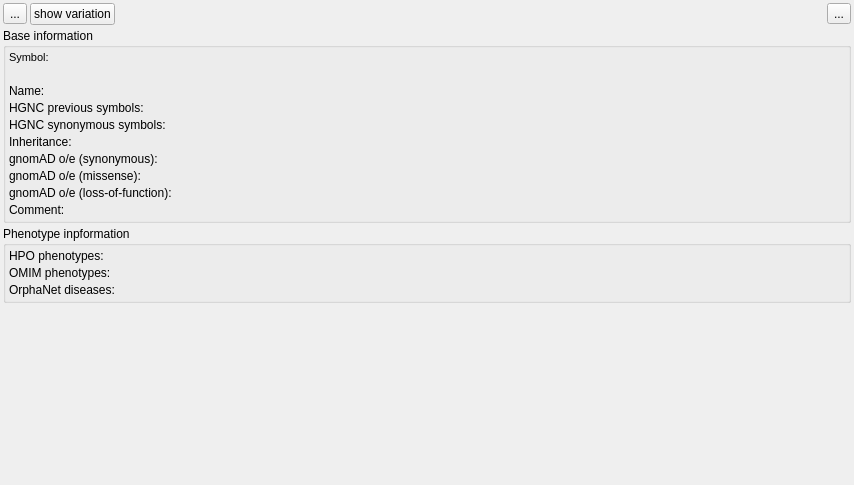
First picture: the form in src/GSvar/GeneWidget.ui, repository imgag/ngs-bits, before the edit.
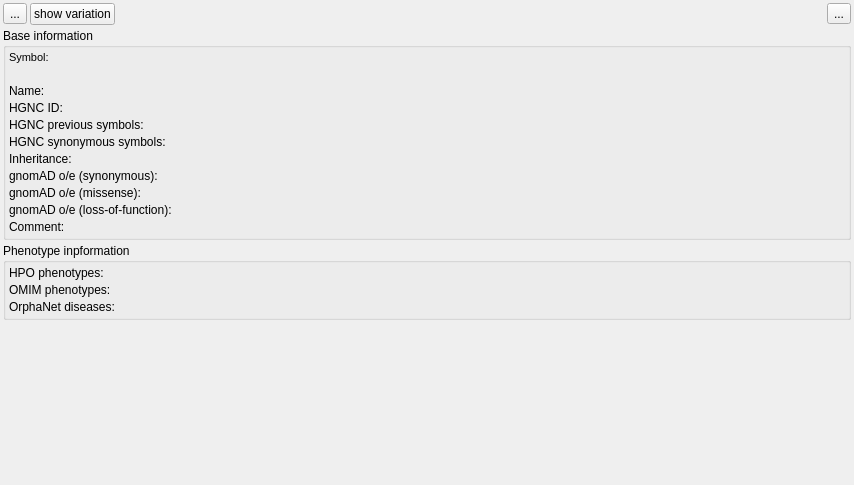
Second picture: the form after the edit. Icons and pictures are not drawn.

Commit message: GSvar: gene tab now contains HGNC identifier (as a link to the HGNC page).

```diff
--- a/src/GSvar/GeneWidget.ui
+++ b/src/GSvar/GeneWidget.ui
@@ -205,7 +205,7 @@
         </property>
        </widget>
       </item>
-      <item row="3" column="0">
+      <item row="4" column="0">
        <widget class="QLabel" name="label_3">
         <property name="text">
          <string>HGNC previous symbols:</string>
@@ -215,35 +215,6 @@
         </property>
        </widget>
       </item>
-      <item row="3" column="1">
-       <widget class="QLabel" name="previous_">
-        <property name="sizePolicy">
-         <sizepolicy hsizetype="Expanding" vsizetype="Preferred">
-          <horstretch>0</horstretch>
-          <verstretch>0</verstretch>
-         </sizepolicy>
-        </property>
-        <property name="text">
-         <string/>
-        </property>
-        <property name="wordWrap">
-         <bool>true</bool>
-        </property>
-        <property name="textInteractionFlags">
-         <set>Qt::LinksAccessibleByMouse|Qt::TextSelectableByMouse</set>
-        </property>
-       </widget>
-      </item>
-      <item row="4" column="0">
-       <widget class="QLabel" name="label_6">
-        <property name="text">
-         <string>HGNC synonymous symbols:</string>
-        </property>
-        <property name="alignment">
-         <set>Qt::AlignLeading|Qt::AlignLeft|Qt::AlignTop</set>
-        </property>
-       </widget>
-      </item>
       <item row="4" column="1">
        <widget class="QLabel" name="synonymous_">
         <property name="sizePolicy">
@@ -264,9 +235,9 @@
        </widget>
       </item>
       <item row="5" column="0">
-       <widget class="QLabel" name="label_4">
+       <widget class="QLabel" name="label_6">
         <property name="text">
-         <string>Inheritance:</string>
+         <string>HGNC synonymous symbols:</string>
         </property>
         <property name="alignment">
          <set>Qt::AlignLeading|Qt::AlignLeft|Qt::AlignTop</set>
@@ -290,6 +261,32 @@
        </widget>
       </item>
       <item row="6" column="0">
+       <widget class="QLabel" name="label_4">
+        <property name="text">
+         <string>Inheritance:</string>
+        </property>
+        <property name="alignment">
+         <set>Qt::AlignLeading|Qt::AlignLeft|Qt::AlignTop</set>
+        </property>
+       </widget>
+      </item>
+      <item row="6" column="1">
+       <widget class="QLabel" name="inheritance">
+        <property name="sizePolicy">
+         <sizepolicy hsizetype="Expanding" vsizetype="Preferred">
+          <horstretch>0</horstretch>
+          <verstretch>0</verstretch>
+         </sizepolicy>
+        </property>
+        <property name="text">
+         <string/>
+        </property>
+        <property name="textInteractionFlags">
+         <set>Qt::LinksAccessibleByMouse|Qt::TextSelectableByMouse</set>
+        </property>
+       </widget>
+      </item>
+      <item row="7" column="0">
        <widget class="QLabel" name="label_7">
         <property name="text">
          <string>gnomAD o/e (synonymous):</string>
@@ -299,7 +296,7 @@
         </property>
        </widget>
       </item>
-      <item row="6" column="1">
+      <item row="7" column="1">
        <widget class="QLabel" name="oe_syn">
         <property name="sizePolicy">
          <sizepolicy hsizetype="Expanding" vsizetype="Preferred">
@@ -315,7 +312,7 @@
         </property>
        </widget>
       </item>
-      <item row="7" column="0">
+      <item row="8" column="0">
        <widget class="QLabel" name="label_9">
         <property name="text">
          <string>gnomAD o/e (missense):</string>
@@ -325,7 +322,7 @@
         </property>
        </widget>
       </item>
-      <item row="7" column="1">
+      <item row="8" column="1">
        <widget class="QLabel" name="oe_mis">
         <property name="sizePolicy">
          <sizepolicy hsizetype="Expanding" vsizetype="Preferred">
@@ -341,7 +338,7 @@
         </property>
        </widget>
       </item>
-      <item row="8" column="0">
+      <item row="9" column="0">
        <widget class="QLabel" name="label_10">
         <property name="text">
          <string>gnomAD o/e (loss-of-function):</string>
@@ -351,7 +348,7 @@
         </property>
        </widget>
       </item>
-      <item row="8" column="1">
+      <item row="9" column="1">
        <widget class="QLabel" name="oe_lof">
         <property name="sizePolicy">
          <sizepolicy hsizetype="Expanding" vsizetype="Preferred">
@@ -367,7 +364,7 @@
         </property>
        </widget>
       </item>
-      <item row="9" column="0">
+      <item row="10" column="0">
        <widget class="QLabel" name="label_5">
         <property name="text">
          <string>Comment:</string>
@@ -377,8 +374,8 @@
         </property>
        </widget>
       </item>
-      <item row="9" column="1">
-       <widget class="QLabel" name="comments_">
+      <item row="10" column="1">
+       <widget class="QLabel" name="comments">
         <property name="sizePolicy">
          <sizepolicy hsizetype="Expanding" vsizetype="Preferred">
           <horstretch>0</horstretch>
@@ -396,6 +393,23 @@
         </property>
        </widget>
       </item>
+      <item row="3" column="0">
+       <widget class="QLabel" name="label_13">
+        <property name="text">
+         <string>HGNC ID:</string>
+        </property>
+       </widget>
+      </item>
+      <item row="3" column="1">
+       <widget class="QLabel" name="hgnc_id">
+        <property name="text">
+         <string/>
+        </property>
+        <property name="openExternalLinks">
+         <bool>true</bool>
+        </property>
+       </widget>
+      </item>
      </layout>
     </widget>
    </item>
```
Left out of the diff: 17 changed lines with no effect on the pictures. The commit also changes 5 other files.
